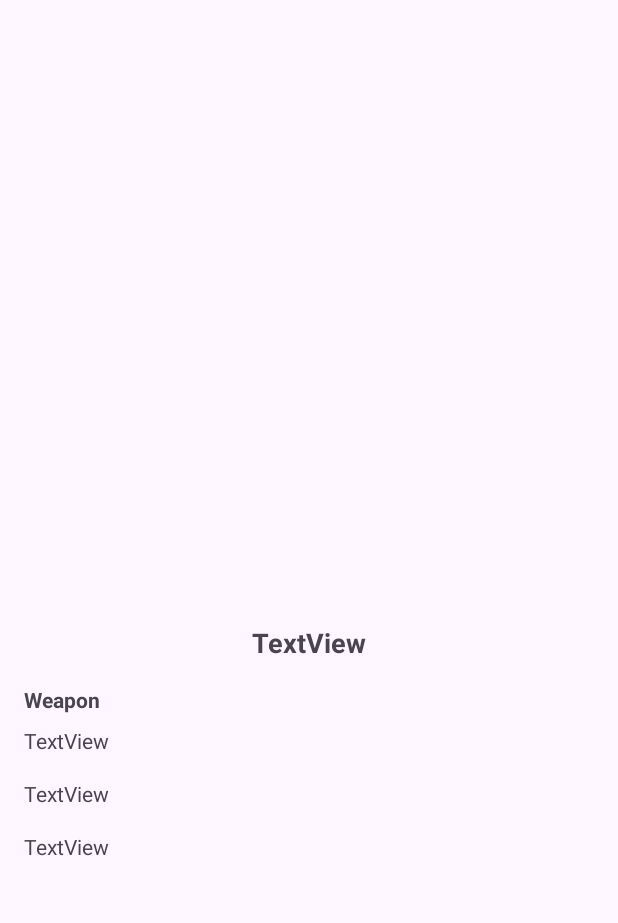
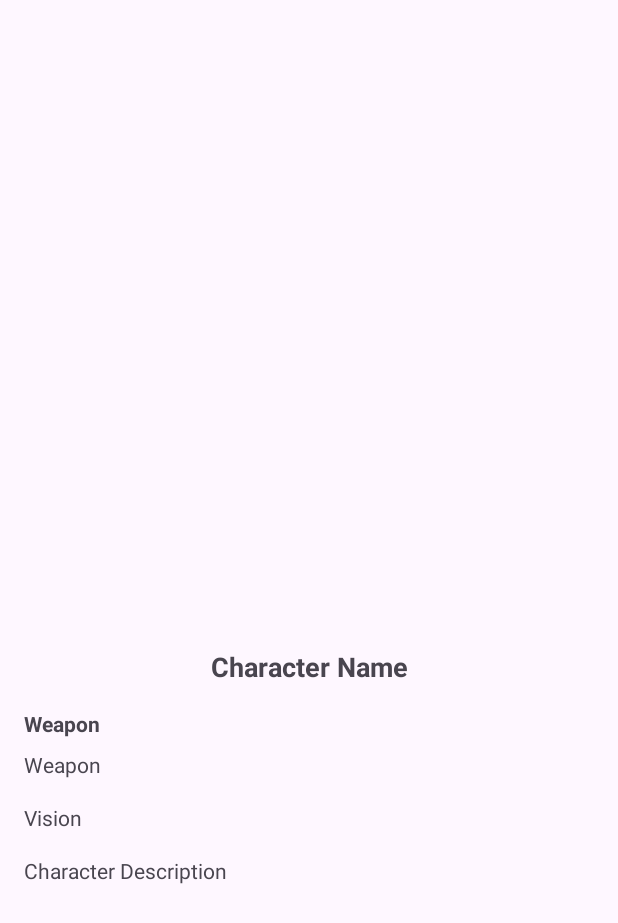
Before and after one commit to awLann/Genshin-Impact-Profile, an Android app: the DetailActivity screen opened directly, with no data from a screen before it, on a phone screen of 412 x 824 dp. Shown: the top 923 px of the screen. Run offline under Robolectric (Android 15) with nearby library versions, the phone set to English and light mode, and no system bars; 5 statements that could not run were skipped.

Commit message:
Refactor some code

```diff
--- a/app/build.gradle.kts
+++ b/app/build.gradle.kts
@@ -42,6 +42,7 @@ dependencies {
     implementation("androidx.appcompat:appcompat:1.6.1")
     implementation("com.google.android.material:material:1.11.0")
     implementation("androidx.constraintlayout:constraintlayout:2.1.4")
+    implementation("de.hdodenhof:circleimageview:3.1.0")
     testImplementation("junit:junit:4.13.2")
     androidTestImplementation("androidx.test.ext:junit:1.1.5")
     androidTestImplementation("androidx.test.espresso:espresso-core:3.5.1")
--- a/app/src/main/java/com/example/genshinimpactprofile/DetailActivity.kt
+++ b/app/src/main/java/com/example/genshinimpactprofile/DetailActivity.kt
@@ -12,10 +12,10 @@ class DetailActivity : AppCompatActivity() {
         setContentView(R.layout.activity_detail)
 
         val chara = if (Build.VERSION.SDK_INT >= 33) {
-            intent.getParcelableExtra<Chara>(MainActivity.INTENT_PARCELABLE, Chara::class.java)
+            intent.getParcelableExtra(MainActivity.INTENT_PARCELABLE, Chara::class.java)
         } else {
             @Suppress("DEPRECATION")
-            intent.getParcelableExtra<Chara>(MainActivity.INTENT_PARCELABLE)
+            intent.getParcelableExtra(MainActivity.INTENT_PARCELABLE)
         }
 
         val photo = findViewById<ImageView>(R.id.img_item_photo)
--- a/app/src/main/res/layout/activity_detail.xml
+++ b/app/src/main/res/layout/activity_detail.xml
@@ -8,24 +8,26 @@
 
   <androidx.constraintlayout.widget.ConstraintLayout
       android:layout_width="match_parent"
-      android:layout_height="match_parent">
+      android:layout_height="wrap_content">
 
     <ImageView
         android:id="@+id/img_item_photo"
         android:layout_width="0dp"
         android:layout_height="400dp"
         android:scaleType="fitCenter"
+        android:layout_marginTop="16dp"
         app:layout_constraintEnd_toEndOf="parent"
         app:layout_constraintStart_toStartOf="parent"
         app:layout_constraintTop_toTopOf="parent"
-        tools:srcCompat="@tools:sample/avatars" />
+        tools:srcCompat="@tools:sample/avatars"
+        android:contentDescription="@string/character_photo" />
 
     <TextView
         android:id="@+id/tv_item_name"
         android:layout_width="wrap_content"
         android:layout_height="wrap_content"
         android:layout_marginTop="16dp"
-        android:text="TextView"
+        android:text="@string/character_name"
         android:textSize="18sp"
         android:textStyle="bold"
         app:layout_constraintEnd_toEndOf="parent"
@@ -39,7 +41,7 @@
         android:layout_marginStart="16dp"
         android:layout_marginTop="16dp"
         android:layout_marginEnd="16dp"
-        android:text="Weapon"
+        android:text="@string/weapon"
         android:textStyle="bold"
         app:layout_constraintEnd_toEndOf="parent"
         app:layout_constraintHorizontal_bias="0.11"
@@ -53,7 +55,7 @@
         android:layout_marginStart="16dp"
         android:layout_marginTop="8dp"
         android:layout_marginEnd="16dp"
-        android:text="TextView"
+        android:text="@string/weapon"
         app:layout_constraintEnd_toEndOf="parent"
         app:layout_constraintHorizontal_bias="0.11"
         app:layout_constraintStart_toStartOf="parent"
@@ -66,7 +68,7 @@
         android:layout_marginStart="16dp"
         android:layout_marginTop="16dp"
         android:layout_marginEnd="16dp"
-        android:text="TextView"
+        android:text="@string/vision"
         app:layout_constraintEnd_toEndOf="parent"
         app:layout_constraintHorizontal_bias="0.11"
         app:layout_constraintStart_toStartOf="parent"
@@ -79,7 +81,7 @@
         android:layout_marginStart="16dp"
         android:layout_marginTop="16dp"
         android:layout_marginEnd="16dp"
-        android:text="TextView"
+        android:text="@string/character_description"
         app:layout_constraintEnd_toEndOf="parent"
         app:layout_constraintHorizontal_bias="0.11"
         app:layout_constraintStart_toStartOf="parent"
--- a/app/src/main/res/layout/item_row_chara.xml
+++ b/app/src/main/res/layout/item_row_chara.xml
@@ -9,7 +9,7 @@
     android:layout_marginTop="4dp"
     android:layout_marginEnd="8dp"
     android:layout_marginBottom="4dp"
-    card_view:cardCornerRadius="4dp">
+    card_view:cardCornerRadius="5dp">
 
     <androidx.constraintlayout.widget.ConstraintLayout
         android:layout_width="match_parent"
@@ -25,7 +25,7 @@
             card_view:layout_constraintStart_toStartOf="parent"
             card_view:layout_constraintTop_toTopOf="parent"
             tools:src="@tools:sample/avatars"
-            android:contentDescription="TODO" />
+            android:contentDescription="@string/character_photo" />
 
         <TextView
             android:id="@+id/tv_item_name"
--- a/app/src/main/res/values/strings.xml
+++ b/app/src/main/res/values/strings.xml
@@ -6,6 +6,11 @@
     <string name="user_email">alwanfajrul20@gmail.com</string>
     <string name="todo">TODO</string>
     <string name="about">About</string>
+    <string name="character_photo">Character Photo</string>
+    <string name="character_name">Character Name</string>
+    <string name="weapon">Weapon</string>
+    <string name="vision">Vision</string>
+    <string name="character_description">Character Description</string>
     <string-array name="data_name">
         <item>Alhaitham</item>
         <item>Eula</item>
```
Also changed, not shown: app/src/main/res/layout/activity_about_page.xml (+7 -6 lines).
